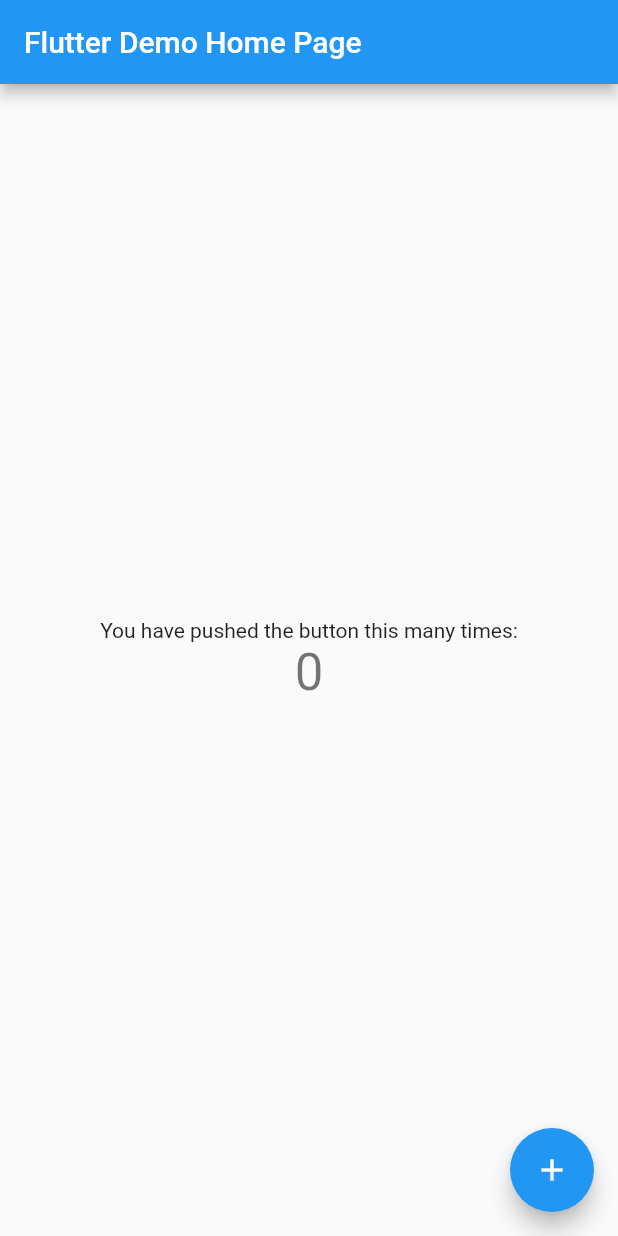
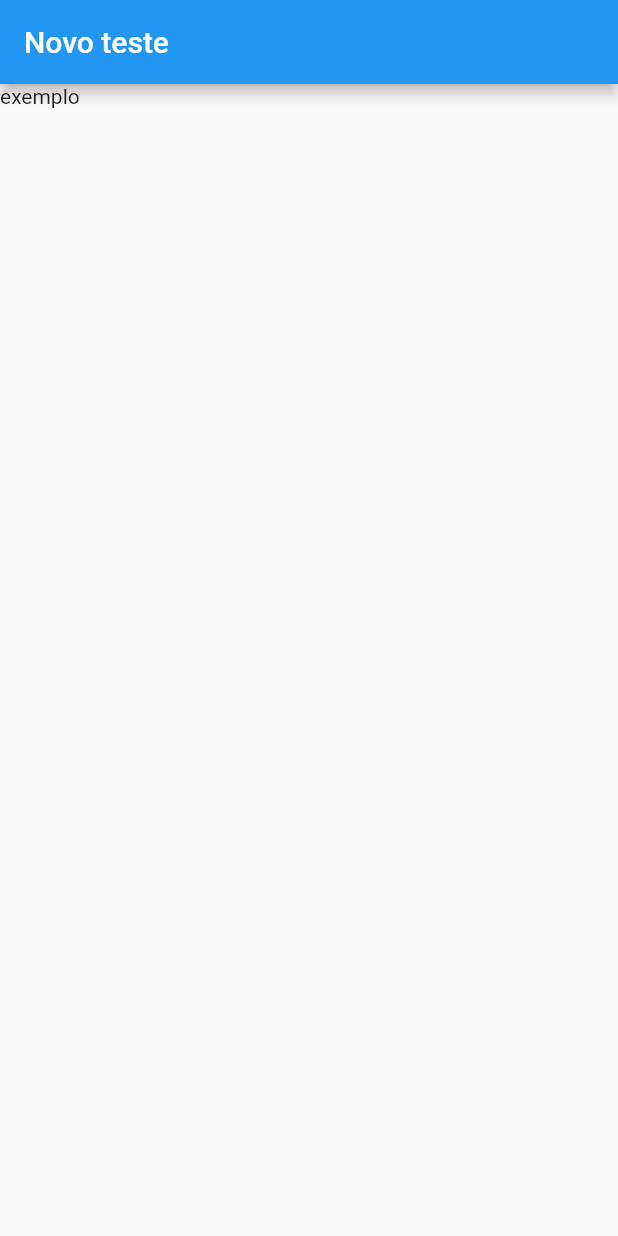
Before and after one commit to rafaelfl/flutter-ecp-ufma, a Flutter app: the screen it shows after launch, on a phone screen of 412 x 824 dp. Run offline on Flutter 3.47's test engine with Material 2 defaults, Android fonts, the phone set to English and light mode, and no system bars.

```diff
--- a/pokedex/lib/main.dart
+++ b/pokedex/lib/main.dart
@@ -1,113 +1,9 @@
 import 'package:flutter/material.dart';
 
 void main() {
-  runApp(MyApp());
+  runApp(MaterialApp(
+    home: Scaffold(
+        appBar: AppBar(title: Text("Novo teste")),
+        body: Text("exemplo")),
+  ));
 }
-
-class MyApp extends StatelessWidget {
-  // This widget is the root of your application.
-  @override
-  Widget build(BuildContext context) {
-    return MaterialApp(
-      title: 'Flutter Demo',
-      theme: ThemeData(
-        // This is the theme of your application.
-        //
-        // Try running your application with "flutter run". You'll see the
-        // application has a blue toolbar. Then, without quitting the app, try
-        // changing the primarySwatch below to Colors.green and then invoke
-        // "hot reload" (press "r" in the console where you ran "flutter run",
-        // or simply save your changes to "hot reload" in a Flutter IDE).
-        // Notice that the counter didn't reset back to zero; the application
-        // is not restarted.
-        primarySwatch: Colors.blue,
-      ),
-      home: MyHomePage(title: 'Flutter Demo Home Page'),
-    );
-  }
-}
-
-class MyHomePage extends StatefulWidget {
-  MyHomePage({Key key, this.title}) : super(key: key);
-
-  // This widget is the home page of your application. It is stateful, meaning
-  // that it has a State object (defined below) that contains fields that affect
-  // how it looks.
-
-  // This class is the configuration for the state. It holds the values (in this
-  // case the title) provided by the parent (in this case the App widget) and
-  // used by the build method of the State. Fields in a Widget subclass are
-  // always marked "final".
-
-  final String title;
-
-  @override
-  _MyHomePageState createState() => _MyHomePageState();
-}
-
-class _MyHomePageState extends State<MyHomePage> {
-  int _counter = 0;
-
-  void _incrementCounter() {
-    setState(() {
-      // This call to setState tells the Flutter framework that something has
-      // changed in this State, which causes it to rerun the build method below
-      // so that the display can reflect the updated values. If we changed
-      // _counter without calling setState(), then the build method would not be
-      // called again, and so nothing would appear to happen.
-      _counter++;
-    });
-  }
-
-  @override
-  Widget build(BuildContext context) {
-    // This method is rerun every time setState is called, for instance as done
-    // by the _incrementCounter method above.
-    //
-    // The Flutter framework has been optimized to make rerunning build methods
-    // fast, so that you can just rebuild anything that needs updating rather
-    // than having to individually change instances of widgets.
-    return Scaffold(
-      appBar: AppBar(
-        // Here we take the value from the MyHomePage object that was created by
-        // the App.build method, and use it to set our appbar title.
-        title: Text(widget.title),
-      ),
-      body: Center(
-        // Center is a layout widget. It takes a single child and positions it
-        // in the middle of the parent.
-        child: Column(
-          // Column is also a layout widget. It takes a list of children and
-          // arranges them vertically. By default, it sizes itself to fit its
-          // children horizontally, and tries to be as tall as its parent.
-          //
-          // Invoke "debug painting" (press "p" in the console, choose the
-          // "Toggle Debug Paint" action from the Flutter Inspector in Android
-          // Studio, or the "Toggle Debug Paint" command in Visual Studio Code)
-          // to see the wireframe for each widget.
-          //
-          // Column has various properties to control how it sizes itself and
-          // how it positions its children. Here we use mainAxisAlignment to
-          // center the children vertically; the main axis here is the vertical
-          // axis because Columns are vertical (the cross axis would be
-          // horizontal).
-          mainAxisAlignment: MainAxisAlignment.center,
-          children: <Widget>[
-            Text(
-              'You have pushed the button this many times:',
-            ),
-            Text(
-              '$_counter',
-              style: Theme.of(context).textTheme.headline4,
-            ),
-          ],
-        ),
-      ),
-      floatingActionButton: FloatingActionButton(
-        onPressed: _incrementCounter,
-        tooltip: 'Increment',
-        child: Icon(Icons.add),
-      ), // This trailing comma makes auto-formatting nicer for build methods.
-    );
-  }
-}
```
Also changed, not shown: 1 other file.
